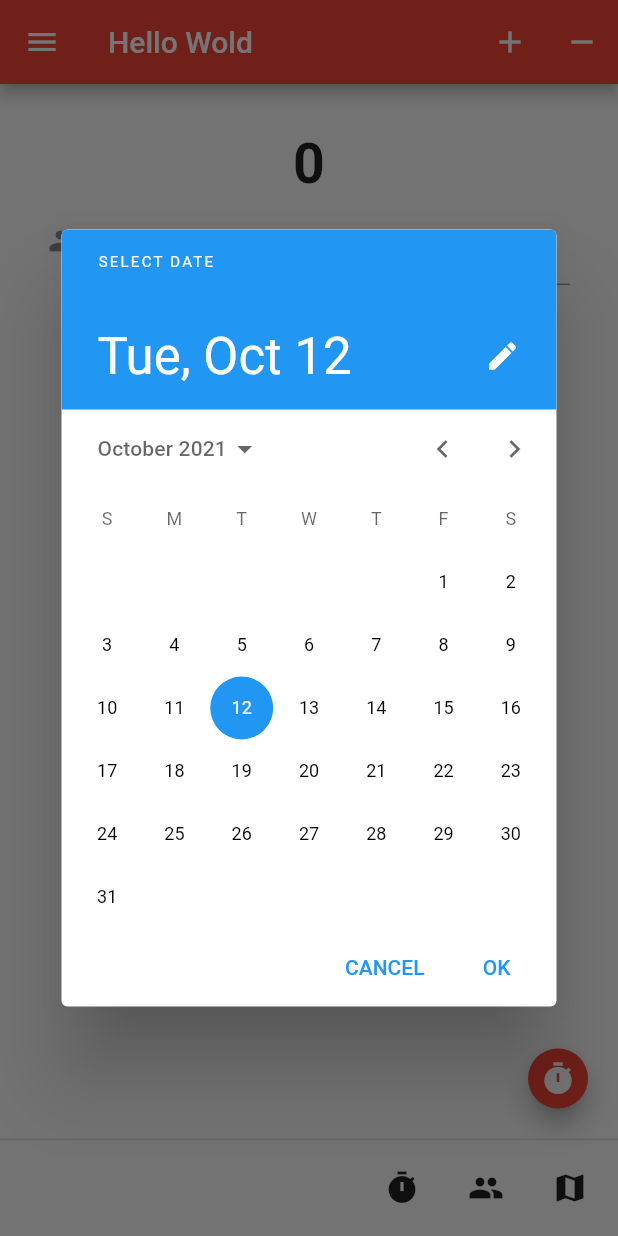
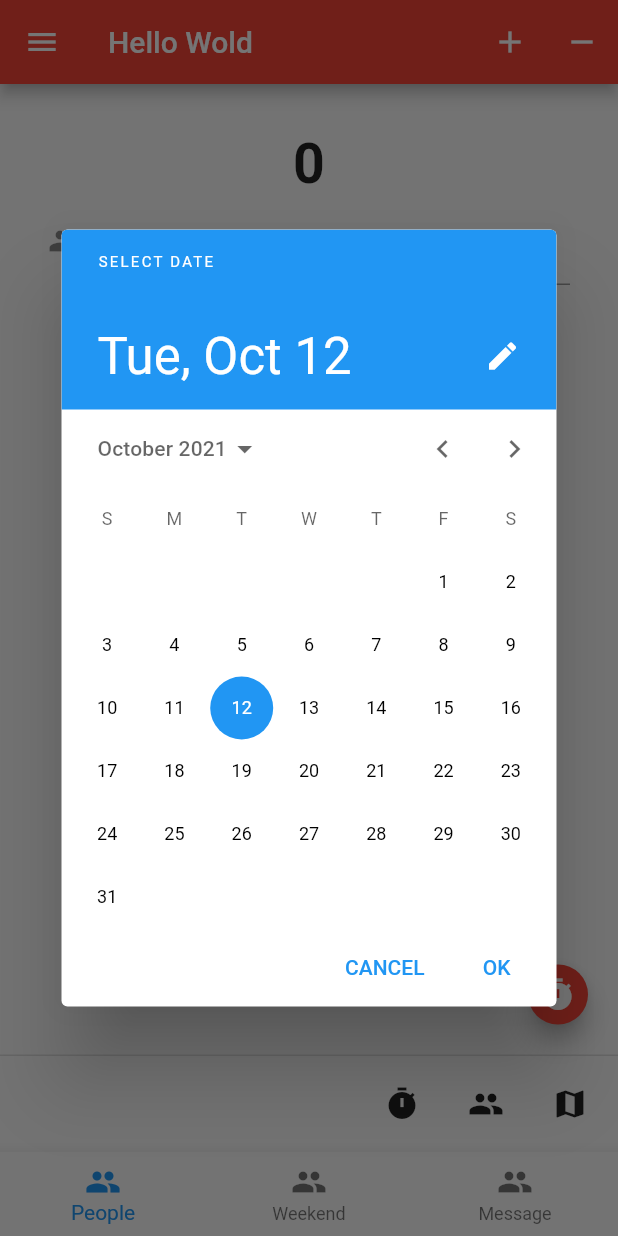
Before and after one commit to RandilCPiumantha/flutter-demo, a Flutter app: the screen it shows after launch, after a tap on "Date Picker", on a phone screen of 412 x 824 dp. Run offline on Flutter 3.47's test engine with Material 2 defaults, Android fonts, the phone set to English and light mode, and no system bars.

Commit message:
add BottomNavigationBar

```diff
--- a/lib/main.dart
+++ b/lib/main.dart
@@ -16,8 +16,19 @@ class MyApp extends StatefulWidget{
 
 class _State extends State<MyApp>{
 
+
+  List<BottomNavigationBarItem> _items = [];
   String _value = " ";
+  int _index = 0;
   double _slider = 0.0;
+
+
+  @override
+  void initState() {
+  _items.add(new BottomNavigationBarItem(icon: new Icon(Icons.people), title: new Text("People")));
+  _items.add(new BottomNavigationBarItem(icon: new Icon(Icons.people), title: new Text("Weekend")));
+  _items.add(new BottomNavigationBarItem(icon: new Icon(Icons.people), title: new Text("Message")));
+  }
 
 
   void _setValue(double _value) => setState(() => _slider = _value);
@@ -131,7 +142,7 @@ class _State extends State<MyApp>{
           child: new Column(
             children:<Widget>[
               new Text("Hello Drawer"),
-              new RaisedButton(onPressed:() => Navigator.pop(context), child: new Text("Close"))
+              new ElevatedButton(onPressed:() => Navigator.pop(context), child: new Text("Close"))
             ],
           ),
         ),
@@ -142,6 +153,18 @@ class _State extends State<MyApp>{
         new IconButton(onPressed:() => _onClick("Button 2"), icon: new Icon(Icons.people)),
         new IconButton(onPressed:() => _onClick("Button 3"), icon: new Icon(Icons.map)),
       ],
+
+      bottomNavigationBar: new BottomNavigationBar(
+          items:_items,
+        fixedColor: Colors.blue,
+        currentIndex:_index,
+        onTap: (int item){
+            setState(() {
+              _index = item;
+              _value = "Current value is ${_index.toString()}";
+            });
+        },
+      ),
 
 
       body: new Container(
@@ -171,8 +194,8 @@ class _State extends State<MyApp>{
             new Text("Value: ${(_slider * 100).round()}"),
             new Slider(value:_slider, onChanged:_setValue),
             new Text(_value),
-            new RaisedButton(onPressed:_selectDate, child: new Text("Date Picker"),
-            )
+            new ElevatedButton(onPressed:_selectDate, child: new Text("Date Picker"),
+            ),
             // new Checkbox(value:_value1, onChanged:_value1Changed),
             //   new CheckboxListTile(
             //       value:_value2,
```
